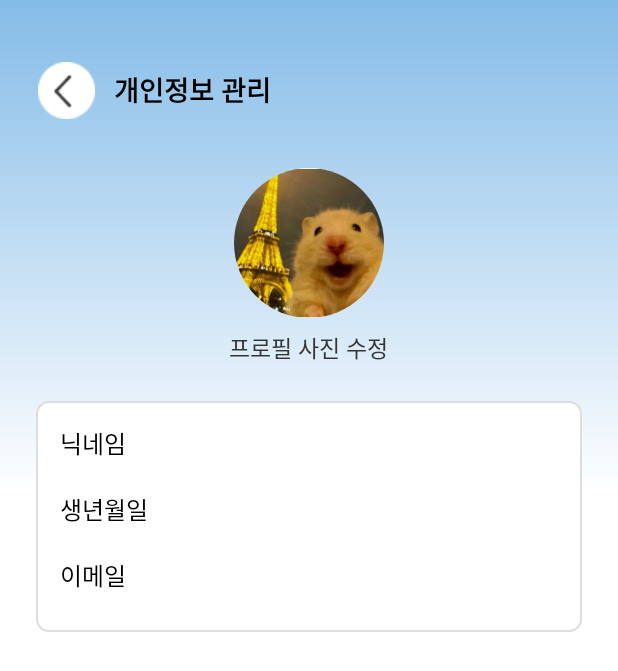
After one commit to DOBONG-explorers/FE, an Android app: the layout fragment_my_page.xml on its own in the app's theme, with its tools: preview values and no code run, on a phone screen of 412 x 824 dp. The commit adds this screen. Shown: the top 671 px of the screen. Run offline under Robolectric (Android 15) with nearby library versions, the phone set to English and light mode, and no system bars.

Commit message:
마이페이지

```diff
--- a/app/src/main/AndroidManifest.xml
+++ b/app/src/main/AndroidManifest.xml
@@ -1,6 +1,8 @@
 <?xml version="1.0" encoding="utf-8"?>
 <manifest xmlns:android="http://schemas.android.com/apk/res/android"
+    package="kr.ac.duksung.dobongzip"
     xmlns:tools="http://schemas.android.com/tools">
+
 
     <application
         android:allowBackup="true"
@@ -24,6 +26,8 @@
         </activity>
         <activity android:name=".SignupActivity" />
         <activity android:name=".SignupStep2Activity" />
+        <activity android:name=".MainActivity" />
+
 
 
 
--- a/app/src/main/java/kr/ac/duksung/dobongzip/LoginActivity.kt
+++ b/app/src/main/java/kr/ac/duksung/dobongzip/LoginActivity.kt
@@ -13,11 +13,9 @@ class LoginActivity : AppCompatActivity() {
         super.onCreate(savedInstanceState)
         setContentView(R.layout.activity_login)
 
-        // 예: 로그인 버튼 클릭 시 MainActivity로 이동
         findViewById<Button>(R.id.login_button).setOnClickListener {
-            // 로그인 성공했다고 가정
             startActivity(Intent(this, MainActivity::class.java))
-            finish() // 로그인 화면 종료
+            finish() // 뒤로가기 눌러도 로그인 화면으로 안 돌아오게
         }
         findViewById<TextView>(R.id.guest_login).setOnClickListener {
             // 비회원 로그인 로직
--- /dev/null
+++ b/app/src/main/res/drawable/gradient_mypage.xml
@@ -0,0 +1,11 @@
+<?xml version="1.0" encoding="utf-8"?>
+<shape xmlns:android="http://schemas.android.com/apk/res/android"
+    android:shape="rectangle">
+    <gradient
+        android:startColor="#800B79D0"
+        android:centerColor="#FFFFFF"
+        android:endColor="#FFFFFF"
+        android:angle="270"
+        android:centerY="0.4"
+        android:type="linear" />
+</shape>
--- /dev/null
+++ b/app/src/main/res/drawable/round_button.xml
@@ -0,0 +1,11 @@
+<?xml version="1.0" encoding="utf-8"?>
+<selector xmlns:android="http://schemas.android.com/apk/res/android">
+    <shape xmlns:android="http://schemas.android.com/apk/res/android"
+        android:shape="oval">
+        <solid android:color="#FFFFFF" /> <!-- 배경색 (예: 흰색) -->
+        <size
+            android:width="40dp"
+            android:height="40dp" />
+    </shape>
+
+</selector>
--- /dev/null
+++ b/app/src/main/res/drawable/round_image_bg.xml
@@ -0,0 +1,5 @@
+<?xml version="1.0" encoding="utf-8"?>
+    <shape xmlns:android="http://schemas.android.com/apk/res/android"
+        android:shape="oval">
+        <solid android:color="#FFFFFF" />
+    </shape>
--- /dev/null
+++ b/app/src/main/res/drawable/rounded_card.xml
@@ -0,0 +1,7 @@
+<?xml version="1.0" encoding="utf-8"?>
+<shape xmlns:android="http://schemas.android.com/apk/res/android"
+    android:shape="rectangle">
+    <corners android:radius="8dp" />
+    <solid android:color="#FFFFFF" />
+    <stroke android:width="1dp" android:color="#DDDDDD"/>
+</shape>
--- /dev/null
+++ b/app/src/main/res/layout/fragment_my_page.xml
@@ -0,0 +1,102 @@
+<?xml version="1.0" encoding="utf-8"?>
+<LinearLayout xmlns:android="http://schemas.android.com/apk/res/android"
+    android:layout_width="match_parent"
+    android:layout_height="match_parent"
+    android:orientation="vertical"
+    android:gravity="top|center_horizontal"
+    android:background="@drawable/gradient_mypage"
+    android:padding="24dp">
+
+    <!-- ✅ 상단바: 뒤로 가기 + 개인정보 관리 -->
+    <LinearLayout
+        android:layout_width="match_parent"
+        android:layout_height="wrap_content"
+        android:orientation="horizontal"
+        android:gravity="center_vertical"
+        android:paddingTop="16dp"
+        android:paddingBottom="8dp">
+
+        <ImageButton
+            android:id="@+id/backButton"
+            android:layout_width="40dp"
+            android:layout_height="40dp"
+            android:background="@drawable/round_button"
+            android:src="@drawable/back_btn"
+            android:scaleType="centerInside"
+            android:contentDescription="뒤로 가기" />
+
+        <TextView
+            android:id="@+id/privacyTitle"
+            android:layout_width="wrap_content"
+            android:layout_height="wrap_content"
+            android:text="개인정보 관리"
+            android:textColor="#000000"
+            android:textSize="18sp"
+            android:textStyle="bold"
+            android:layout_marginStart="12dp" />
+    </LinearLayout>
+
+    <!-- 👤 프로필 사진 -->
+    <ImageView
+        android:id="@+id/profileImage"
+        android:layout_width="100dp"
+        android:layout_height="100dp"
+        android:layout_gravity="center_horizontal"
+        android:layout_marginTop="24dp"
+        android:src="@drawable/prf3"
+        android:scaleType="centerCrop"
+        android:background="@drawable/round_image_bg"
+        android:clipToOutline="true" />
+
+    <!-- ✏️ 프로필 수정 텍스트 -->
+    <TextView
+        android:id="@+id/editProfileText"
+        android:layout_width="wrap_content"
+        android:layout_height="wrap_content"
+        android:text="프로필 사진 수정"
+        android:textSize="15sp"
+        android:textColor="#333333"
+        android:layout_gravity="center_horizontal"
+        android:layout_marginTop="8dp" />
+
+    <!-- 📦 정보 카드 (닉네임 / 생일 / 이메일) -->
+    <LinearLayout
+        android:layout_width="match_parent"
+        android:layout_height="wrap_content"
+        android:orientation="vertical"
+        android:background="@drawable/rounded_card"
+        android:padding="16dp"
+        android:layout_marginTop="24dp">
+
+        <TextView
+            android:id="@+id/nickname"
+            android:layout_width="wrap_content"
+            android:layout_height="wrap_content"
+            android:text="닉네임"
+            android:textSize="16sp"
+            android:textColor="#000000"
+            android:layout_margintop="10dp"
+            android:layout_marginBottom="10dp" />
+
+        <TextView
+            android:id="@+id/birthday"
+            android:layout_width="wrap_content"
+            android:layout_height="wrap_content"
+            android:text="생년월일"
+            android:textSize="16sp"
+            android:textColor="#000000"
+            android:layout_marginBottom="10dp"
+            android:layout_marginTop="10dp"
+            />
+
+        <TextView
+            android:id="@+id/email"
+            android:layout_width="wrap_content"
+            android:layout_height="wrap_content"
+            android:text="이메일"
+            android:textSize="16sp"
+            android:layout_marginBottom="10dp"
+            android:layout_marginTop="10dp"
+            android:textColor="#000000" />
+    </LinearLayout>
+</LinearLayout>
--- a/app/src/main/res/menu/bottom_nav_menu.xml
+++ b/app/src/main/res/menu/bottom_nav_menu.xml
@@ -7,7 +7,10 @@
         android:title=""
         android:icon="@drawable/home" />
 
-
+    <item
+        android:id="@+id/navigation_mypage"
+        android:icon="@drawable/user"
+        android:title="마이페이지" />
 
     <item
         android:id="@+id/navigation_notifications"
```
Also changed, not shown: app/src/main/res/drawable/back_btn.png (added), app/src/main/res/drawable/prf.png (added), app/src/main/res/drawable/prf3.jpg (added).
